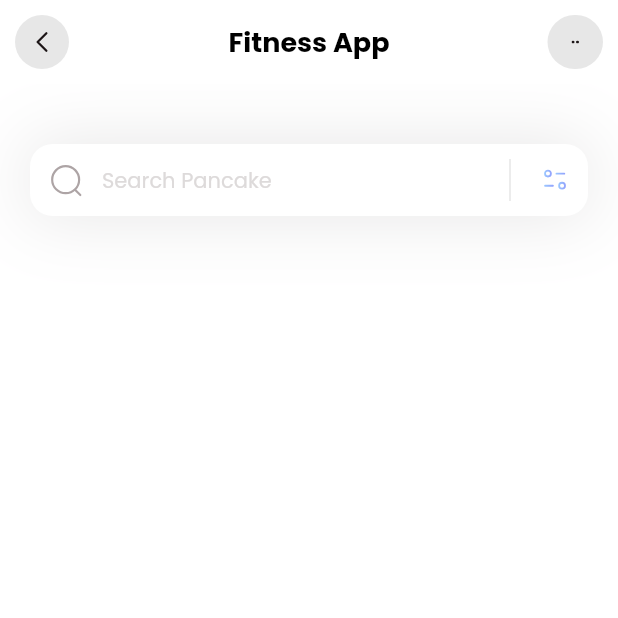
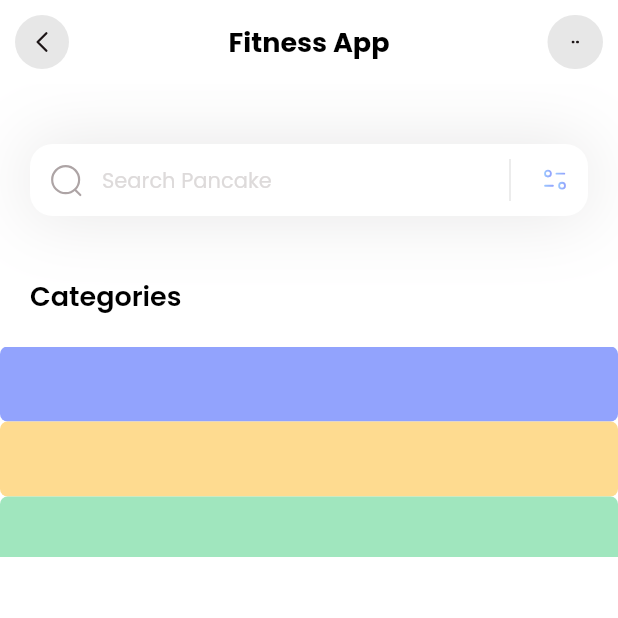
Before and after one commit to Rajguru-Aditya/flutter-fitness-app-ui, a Flutter app: the screen it shows after launch, on a phone screen of 412 x 824 dp, the top half of it. Run offline on Flutter 3.47's test engine with Material 2 defaults, Android fonts, the phone set to English and light mode, and no system bars; our stand-ins replace flutter_svg.

Commit message:
Creating a list for categories

```diff
--- /dev/null
+++ b/lib/models/category_model.dart
@@ -0,0 +1,36 @@
+import 'package:flutter/material.dart';
+
+class CategoryModel {
+  final String name;
+  final String image;
+  final Color boxColor;
+
+  CategoryModel(
+      {required this.name, required this.image, required this.boxColor});
+
+  static List<CategoryModel> getCategories() {
+    List<CategoryModel> categories = [];
+
+    categories.add(CategoryModel(
+        name: 'Salad',
+        image: 'assets/images/plate.svg',
+        boxColor: const Color(0xff92a3fd)));
+
+    categories.add(CategoryModel(
+        name: 'Cake',
+        image: 'assets/images/pancakes.svg',
+        boxColor: const Color(0xfffedb90)));
+
+    categories.add(CategoryModel(
+        name: 'Pie',
+        image: 'assets/images/pie.svg',
+        boxColor: const Color(0xffa0e6be)));
+
+    categories.add(CategoryModel(
+        name: 'Smoothies',
+        image: 'assets/images/orange-snacks.svg',
+        boxColor: const Color(0xffe0b0ff)));
+
+    return categories;
+  }
+}
--- a/lib/pages/home.dart
+++ b/lib/pages/home.dart
@@ -1,16 +1,75 @@
+import 'package:fitness_app/models/category_model.dart';
 import 'package:flutter/material.dart';
 import 'package:flutter_svg/svg.dart';
 
-class Home extends StatelessWidget {
+class Home extends StatefulWidget {
   const Home({super.key});
 
   @override
+  State<Home> createState() => _HomeState();
+}
+
+class _HomeState extends State<Home> {
+  List<CategoryModel> categories = [];
+
+  void _getCategories() {
+    categories = CategoryModel.getCategories();
+  }
+
+  // @override
+  // void initState() {
+  //   super.initState();
+  //   _getCategories();
+  // }
+
+  @override
   Widget build(BuildContext context) {
+    _getCategories();
     return Scaffold(
       backgroundColor: Colors.white,
       appBar: appBar(),
-      body: Column(children: [
+      body: Column(crossAxisAlignment: CrossAxisAlignment.start, children: [
+        _searchField(),
+        SizedBox(height: 40),
+        Column(
+          crossAxisAlignment: CrossAxisAlignment.start,
+          children: [
+            Padding(
+              padding: EdgeInsets.only(left: 20),
+              child: Text(
+                'Categories',
+                style: TextStyle(
+                  color: Colors.black,
+                  fontSize: 18,
+                  fontWeight: FontWeight.w600,
+                ),
+              ),
+            ),
+            SizedBox(height: 20),
             Container(
+              height: 140,
+              // color: Colors.green,
+              child: ListView.builder(
+                  itemCount: categories.length,
+                  itemBuilder: (context, index) {
+                    return Container(
+                      height: 50,
+                      width: 100,
+                      decoration: BoxDecoration(
+                        color: categories[index].boxColor,
+                        borderRadius: BorderRadius.circular(5),
+                      ),
+                    );
+                  }),
+            ),
+          ],
+        )
+      ]),
+    );
+  }
+
+  Container _searchField() {
+    return Container(
         margin: EdgeInsets.only(top: 40, left: 20, right: 20),
         decoration: BoxDecoration(boxShadow: [
           BoxShadow(
@@ -19,14 +78,7 @@ class Home extends StatelessWidget {
             blurRadius: 40,
           )
         ]),
-          child: _searchField(),
-        )
-      ]),
-    );
-  }
-
-  TextField _searchField() {
-    return TextField(
+        child: TextField(
           decoration: InputDecoration(
             hintText: 'Search Pancake',
             hintStyle: TextStyle(
@@ -69,7 +121,7 @@ class Home extends StatelessWidget {
               borderSide: BorderSide.none,
             ),
           ),
-    );
+        ));
   }
 
   AppBar appBar() {
```
Also changed, not shown: assets/icons/orange-snacks.svg (added), assets/icons/pancakes.svg (added), assets/icons/pie.svg (added), assets/icons/plate.svg (added). Lines whose indentation alone changed are shown as unchanged.
